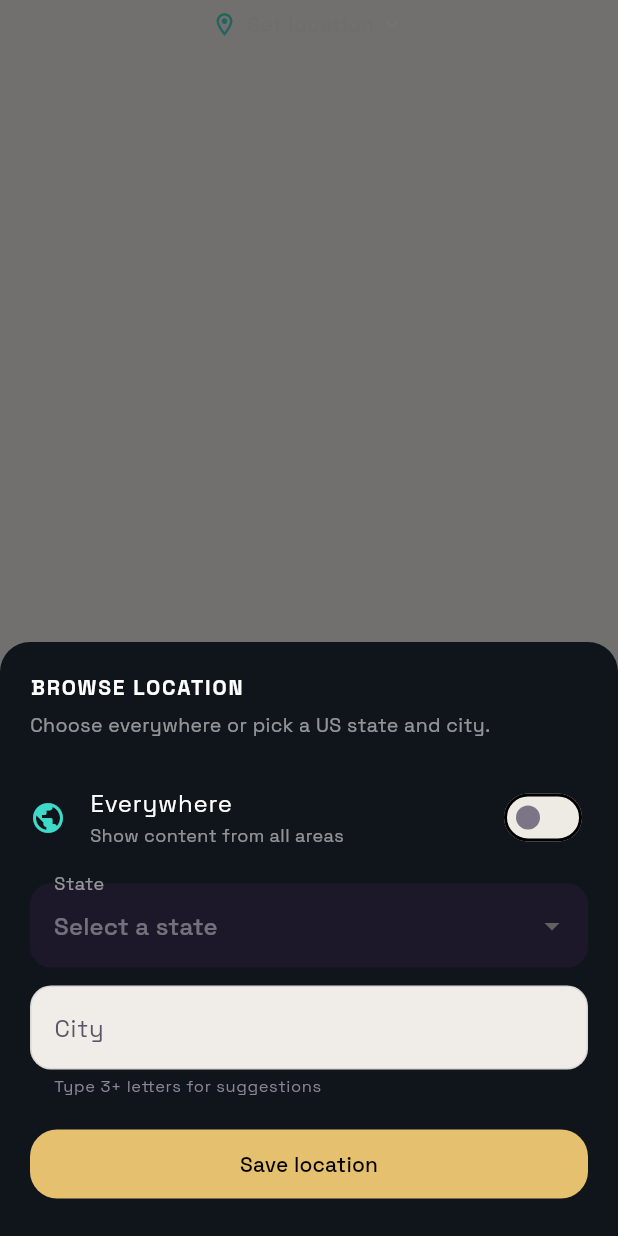
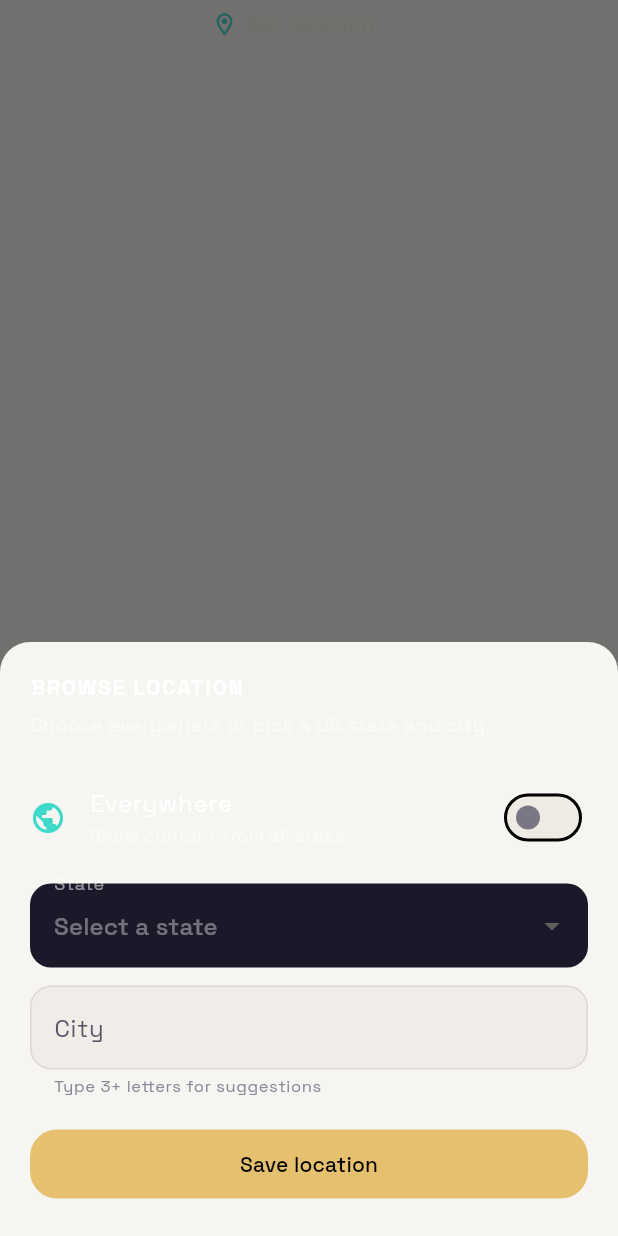
Before and after one commit to hkendale16-create/Firstvue, a Flutter app: the HomeCityChip widget shown alone on an empty page, opened directly, after a tap on "Set location", on a phone screen of 412 x 824 dp. Run offline on Flutter 3.47's test engine with Material 3 defaults, Android fonts, the phone set to English and light mode, and no system bars; our stand-ins replace app_links, audioplayers, flutter_local_notifications, geolocator, image_picker, share_plus and 4 more; missing offline and left inert: dart:html; accounts and stored records are empty; network calls fail; project files that could hold a hidden picture were left out.

Commit message:
Theme-pass remaining feed and sheet hard-coded dark backgrounds.
Replace Color(0xFF10151B) sheet/dialog backgrounds with Theme surface
colors so Light/Dark/System continue to apply on key feed surfaces.

Co-authored-by: hkendale16-create <hkendale16-create@users.noreply.github.com>

```diff
--- a/lib/widgets/home_city_chip.dart
+++ b/lib/widgets/home_city_chip.dart
@@ -46,7 +46,7 @@ class HomeCityChipState extends State<HomeCityChip> {
     final saved = await showModalBottomSheet<bool>(
       context: context,
       isScrollControlled: true,
-      backgroundColor: const Color(0xFF10151B),
+      backgroundColor: Theme.of(context).colorScheme.surface,
       shape: const RoundedRectangleBorder(
         borderRadius: BorderRadius.vertical(top: Radius.circular(20)),
       ),
--- a/lib/widgets/home_news_feed_section.dart
+++ b/lib/widgets/home_news_feed_section.dart
@@ -283,7 +283,7 @@ class _HomeNewsFeedSectionState extends State<HomeNewsFeedSection> {
     if (!wasReposted) {
       final action = await showModalBottomSheet<String>(
         context: context,
-        backgroundColor: const Color(0xFF10151B),
+        backgroundColor: Theme.of(context).colorScheme.surface,
         shape: const RoundedRectangleBorder(
           borderRadius: BorderRadius.vertical(top: Radius.circular(20)),
         ),
@@ -328,7 +328,7 @@ class _HomeNewsFeedSectionState extends State<HomeNewsFeedSection> {
     final result = await showDialog<String>(
       context: context,
       builder: (ctx) => AlertDialog(
-        backgroundColor: const Color(0xFF10151B),
+        backgroundColor: Theme.of(context).colorScheme.surface,
         title: const Text('Add a comment'),
         content: TextField(
           controller: controller,
--- a/lib/widgets/profile_media_section.dart
+++ b/lib/widgets/profile_media_section.dart
@@ -180,7 +180,7 @@ class _ProfileMediaSectionState extends State<ProfileMediaSection> {
                         : const Icon(Icons.add_photo_alternate_outlined, size: 20),
                     tooltip: 'Add media',
                     style: IconButton.styleFrom(
-                      backgroundColor: const Color(0xFF10151B),
+                      backgroundColor: Theme.of(context).colorScheme.surface,
                       foregroundColor: const Color(0xFFD8B56A),
                     ),
                   ),
--- a/lib/widgets/profile_recent_activity_section.dart
+++ b/lib/widgets/profile_recent_activity_section.dart
@@ -290,7 +290,7 @@ class _ProfileRecentActivitySectionState
     showDialog<void>(
       context: context,
       builder: (ctx) => AlertDialog(
-        backgroundColor: const Color(0xFF10151B),
+        backgroundColor: Theme.of(context).colorScheme.surface,
         title: Text(item.title, style: const TextStyle(color: Colors.white)),
         content: SingleChildScrollView(
           child: SocialRichText(
--- a/lib/widgets/spark_users_sheet.dart
+++ b/lib/widgets/spark_users_sheet.dart
@@ -13,7 +13,7 @@ class SparkUsersSheet {
   static Future<void> show(BuildContext context, {required String postId}) {
     return showModalBottomSheet<void>(
       context: context,
-      backgroundColor: const Color(0xFF10151B),
+      backgroundColor: Theme.of(context).colorScheme.surface,
       isScrollControlled: true,
       shape: const RoundedRectangleBorder(
         borderRadius: BorderRadius.vertical(top: Radius.circular(20)),
```
